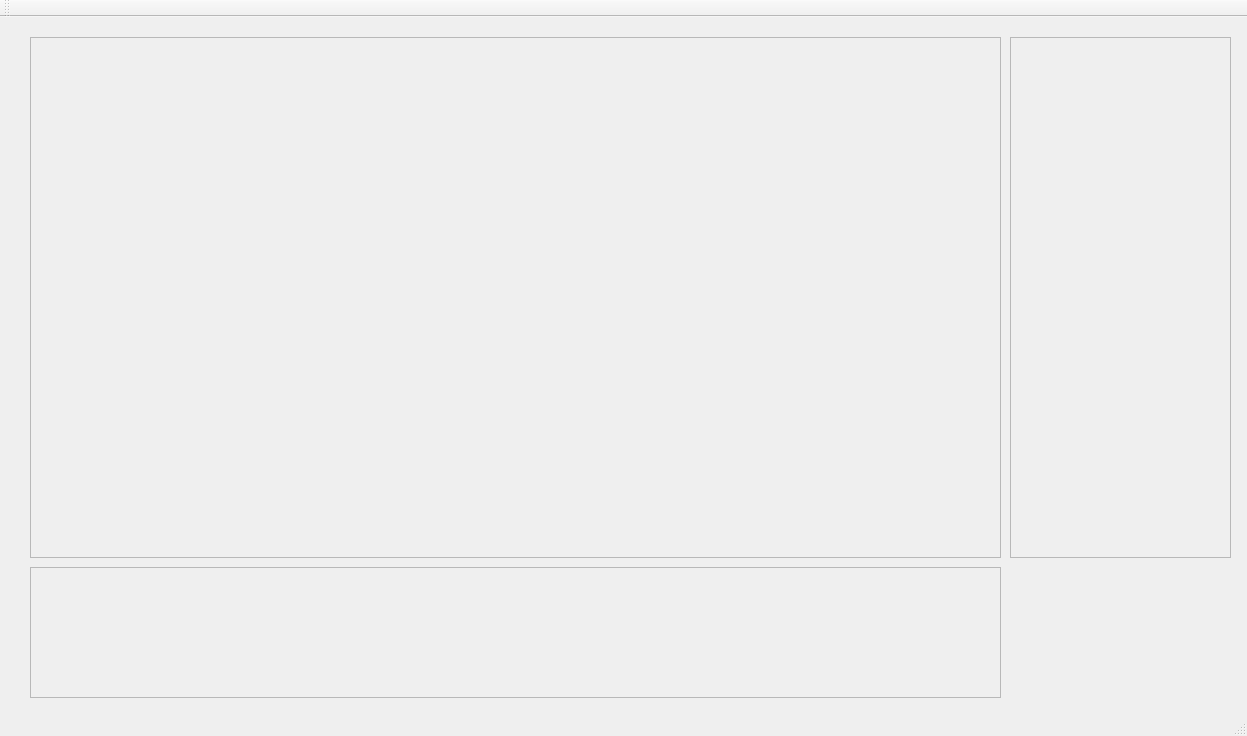
Qt form src/gcs.ui (uaarg/pigeon) before a commit.
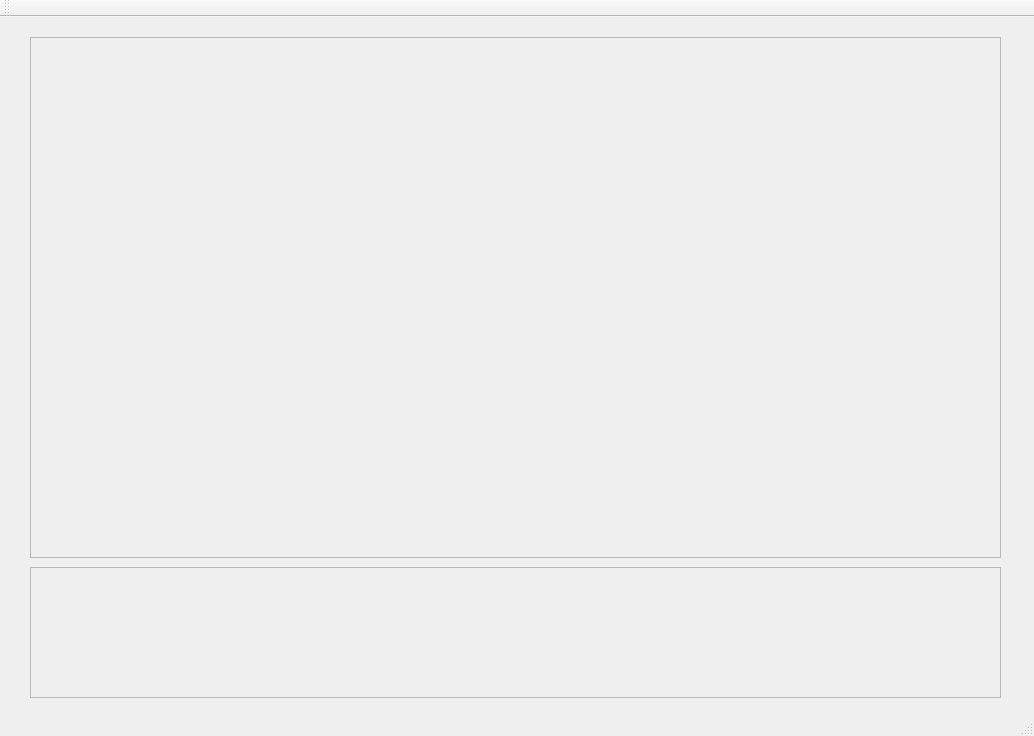
The same form after that commit.

Diff of the .ui file:
```diff
--- a/src/gcs.ui
+++ b/src/gcs.ui
@@ -6,7 +6,7 @@
    <rect>
     <x>0</x>
     <y>0</y>
-    <width>1247</width>
+    <width>1034</width>
     <height>736</height>
    </rect>
   </property>
@@ -112,22 +112,6 @@
      <string/>
     </property>
    </widget>
-   <widget class="QFrame" name="imageAttributesFrame">
-    <property name="geometry">
-     <rect>
-      <x>1010</x>
-      <y>20</y>
-      <width>221</width>
-      <height>521</height>
-     </rect>
-    </property>
-    <property name="frameShape">
-     <enum>QFrame::StyledPanel</enum>
-    </property>
-    <property name="frameShadow">
-     <enum>QFrame::Raised</enum>
-    </property>
-   </widget>
   </widget>
   <widget class="QMenuBar" name="menubar">
    <property name="geometry">
```
Left out of the diff: 2 changed lines with no effect on the pictures.
